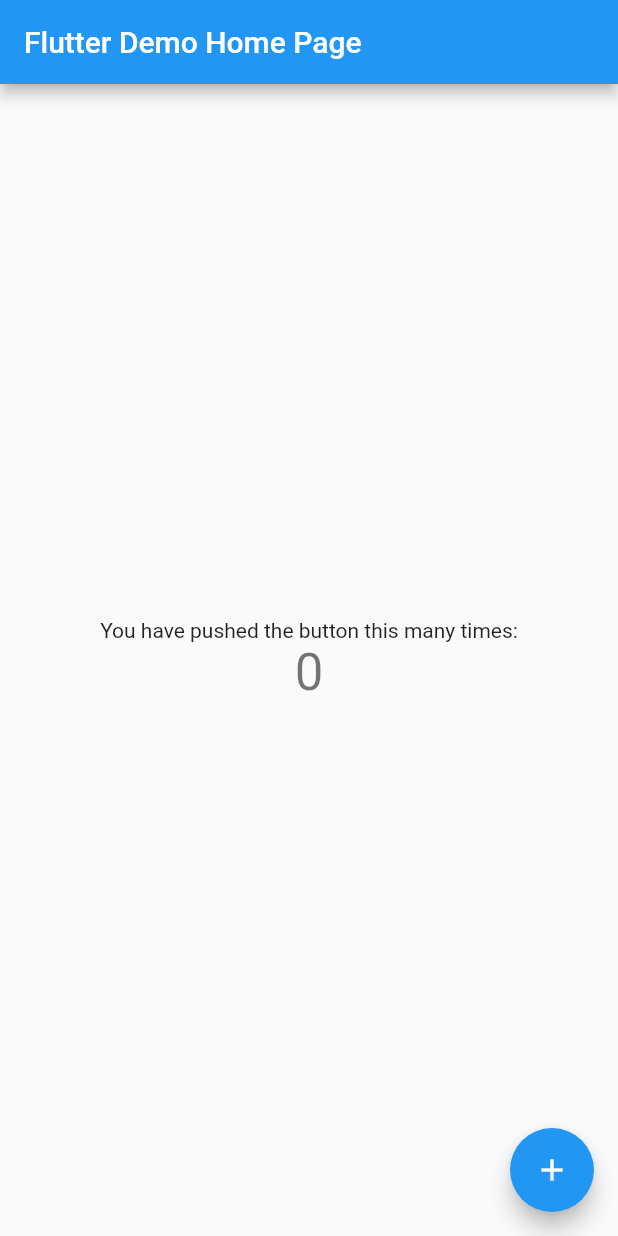
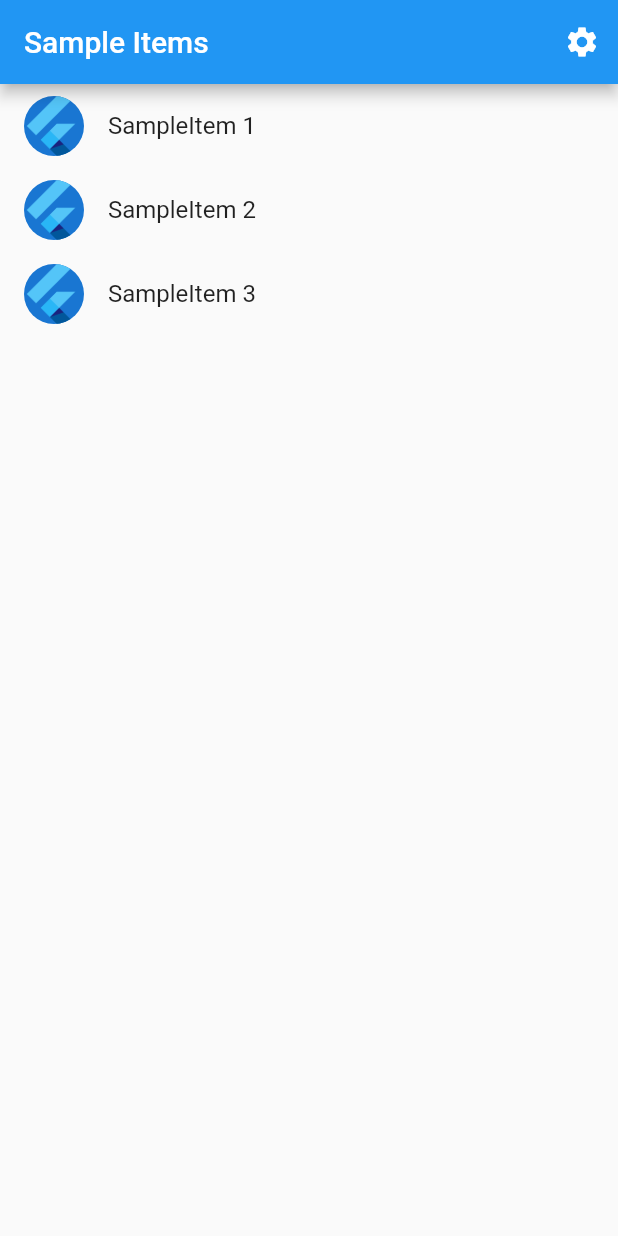
Before and after one commit to levydanqc/ProjetApprofondissement, a Flutter app: the screen it shows after launch, on a phone screen of 412 x 824 dp. Run offline on Flutter 3.47's test engine with Material 2 defaults, Android fonts, the phone set to English and light mode, and no system bars; generated files the repository leaves out were written again.

Commit message:
Modification du projet flutter de base.

```diff
--- /dev/null
+++ b/astrokit/l10n.yaml
@@ -0,0 +1,3 @@
+arb-dir: lib/src/localization
+template-arb-file: app_en.arb
+output-localization-file: app_localizations.dart
--- a/astrokit/lib/main.dart
+++ b/astrokit/lib/main.dart
@@ -1,69 +1,20 @@
 import 'package:flutter/material.dart';
 
-void main() {
-  runApp(const MyApp());
+import 'src/app.dart';
+import 'src/settings/settings_controller.dart';
+import 'src/settings/settings_service.dart';
+
+void main() async {
+  // Set up the SettingsController, which will glue user settings to multiple
+  // Flutter Widgets.
+  final settingsController = SettingsController(SettingsService());
+
+  // Load the user's preferred theme while the splash screen is displayed.
+  // This prevents a sudden theme change when the app is first displayed.
+  await settingsController.loadSettings();
+
+  // Run the app and pass in the SettingsController. The app listens to the
+  // SettingsController for changes, then passes it further down to the
+  // SettingsView.
+  runApp(MyApp(settingsController: settingsController));
 }
-
-class MyApp extends StatelessWidget {
-  const MyApp({Key? key}) : super(key: key);
-
-  // This widget is the root of your application.
-  @override
-  Widget build(BuildContext context) {
-    return MaterialApp(
-      title: 'Flutter Demo',
-      theme: ThemeData(
-        primarySwatch: Colors.blue,
-      ),
-      home: const MyHomePage(title: 'Flutter Demo Home Page'),
-    );
-  }
-}
-
-class MyHomePage extends StatefulWidget {
-  const MyHomePage({Key? key, required this.title}) : super(key: key);
-
-
-  final String title;
-
-  @override
-  State<MyHomePage> createState() => _MyHomePageState();
-}
-
-class _MyHomePageState extends State<MyHomePage> {
-  int _counter = 0;
-
-  void _incrementCounter() {
-    setState(() {
-      _counter++;
-    });
-  }
-
-  @override
-  Widget build(BuildContext context) {
-    return Scaffold(
-      appBar: AppBar(
-        title: Text(widget.title),
-      ),
-      body: Center(
-        child: Column(
-          mainAxisAlignment: MainAxisAlignment.center,
-          children: <Widget>[
-            const Text(
-              'You have pushed the button this many times:',
-            ),
-            Text(
-              '$_counter',
-              style: Theme.of(context).textTheme.headline4,
-            ),
-          ],
-        ),
-      ),
-      floatingActionButton: FloatingActionButton(
-        onPressed: _incrementCounter,
-        tooltip: 'Increment',
-        child: const Icon(Icons.add),
-      ), // This trailing comma makes auto-formatting nicer for build methods.
-    );
-  }
-}
--- /dev/null
+++ b/astrokit/lib/src/app.dart
@@ -0,0 +1,85 @@
+import 'package:flutter/material.dart';
+import 'package:flutter_gen/gen_l10n/app_localizations.dart';
+import 'package:flutter_localizations/flutter_localizations.dart';
+
+import 'sample_feature/sample_item_details_view.dart';
+import 'sample_feature/sample_item_list_view.dart';
+import 'settings/settings_controller.dart';
+import 'settings/settings_view.dart';
+
+/// The Widget that configures your application.
+class MyApp extends StatelessWidget {
+  const MyApp({
+    Key? key,
+    required this.settingsController,
+  }) : super(key: key);
+
+  final SettingsController settingsController;
+
+  @override
+  Widget build(BuildContext context) {
+    // Glue the SettingsController to the MaterialApp.
+    //
+    // The AnimatedBuilder Widget listens to the SettingsController for changes.
+    // Whenever the user updates their settings, the MaterialApp is rebuilt.
+    return AnimatedBuilder(
+      animation: settingsController,
+      builder: (BuildContext context, Widget? child) {
+        return MaterialApp(
+          // Providing a restorationScopeId allows the Navigator built by the
+          // MaterialApp to restore the navigation stack when a user leaves and
+          // returns to the app after it has been killed while running in the
+          // background.
+          restorationScopeId: 'app',
+
+          // Provide the generated AppLocalizations to the MaterialApp. This
+          // allows descendant Widgets to display the correct translations
+          // depending on the user's locale.
+          localizationsDelegates: const [
+            AppLocalizations.delegate,
+            GlobalMaterialLocalizations.delegate,
+            GlobalWidgetsLocalizations.delegate,
+            GlobalCupertinoLocalizations.delegate,
+          ],
+          supportedLocales: const [
+            Locale('en', ''), // English, no country code
+          ],
+
+          // Use AppLocalizations to configure the correct application title
+          // depending on the user's locale.
+          //
+          // The appTitle is defined in .arb files found in the localization
+          // directory.
+          onGenerateTitle: (BuildContext context) =>
+              AppLocalizations.of(context)!.appTitle,
+
+          // Define a light and dark color theme. Then, read the user's
+          // preferred ThemeMode (light, dark, or system default) from the
+          // SettingsController to display the correct theme.
+          theme: ThemeData(),
+          darkTheme: ThemeData.dark(),
+          themeMode: settingsController.themeMode,
+
+          // Define a function to handle named routes in order to support
+          // Flutter web url navigation and deep linking.
+          onGenerateRoute: (RouteSettings routeSettings) {
+            return MaterialPageRoute<void>(
+              settings: routeSettings,
+              builder: (BuildContext context) {
+                switch (routeSettings.name) {
+                  case SettingsView.routeName:
+                    return SettingsView(controller: settingsController);
+                  case SampleItemDetailsView.routeName:
+                    return const SampleItemDetailsView();
+                  case SampleItemListView.routeName:
+                  default:
+                    return const SampleItemListView();
+                }
+              },
+            );
+          },
+        );
+      },
+    );
+  }
+}
--- /dev/null
+++ b/astrokit/lib/src/localization/app_en.arb
@@ -0,0 +1,6 @@
+{
+  "appTitle": "astrokit",
+  "@appTitle": {
+    "description": "The title of the application"
+  }
+}
--- /dev/null
+++ b/astrokit/lib/src/sample_feature/sample_item.dart
@@ -0,0 +1,6 @@
+/// A placeholder class that represents an entity or model.
+class SampleItem {
+  const SampleItem(this.id);
+
+  final int id;
+}
--- /dev/null
+++ b/astrokit/lib/src/sample_feature/sample_item_list_view.dart
@@ -0,0 +1,71 @@
+import 'package:flutter/material.dart';
+
+import '../settings/settings_view.dart';
+import 'sample_item.dart';
+import 'sample_item_details_view.dart';
+
+/// Displays a list of SampleItems.
+class SampleItemListView extends StatelessWidget {
+  const SampleItemListView({
+    Key? key,
+    this.items = const [SampleItem(1), SampleItem(2), SampleItem(3)],
+  }) : super(key: key);
+
+  static const routeName = '/';
+
+  final List<SampleItem> items;
+
+  @override
+  Widget build(BuildContext context) {
+    return Scaffold(
+      appBar: AppBar(
+        title: const Text('Sample Items'),
+        actions: [
+          IconButton(
+            icon: const Icon(Icons.settings),
+            onPressed: () {
+              // Navigate to the settings page. If the user leaves and returns
+              // to the app after it has been killed while running in the
+              // background, the navigation stack is restored.
+              Navigator.restorablePushNamed(context, SettingsView.routeName);
+            },
+          ),
+        ],
+      ),
+
+      // To work with lists that may contain a large number of items, it’s best
+      // to use the ListView.builder constructor.
+      //
+      // In contrast to the default ListView constructor, which requires
+      // building all Widgets up front, the ListView.builder constructor lazily
+      // builds Widgets as they’re scrolled into view.
+      body: ListView.builder(
+        // Providing a restorationId allows the ListView to restore the
+        // scroll position when a user leaves and returns to the app after it
+        // has been killed while running in the background.
+        restorationId: 'sampleItemListView',
+        itemCount: items.length,
+        itemBuilder: (BuildContext context, int index) {
+          final item = items[index];
+
+          return ListTile(
+            title: Text('SampleItem ${item.id}'),
+            leading: const CircleAvatar(
+              // Display the Flutter Logo image asset.
+              foregroundImage: AssetImage('assets/images/flutter_logo.png'),
+            ),
+            onTap: () {
+              // Navigate to the details page. If the user leaves and returns to
+              // the app after it has been killed while running in the
+              // background, the navigation stack is restored.
+              Navigator.restorablePushNamed(
+                context,
+                SampleItemDetailsView.routeName,
+              );
+            }
+          );
+        },
+      ),
+    );
+  }
+}
--- /dev/null
+++ b/astrokit/lib/src/settings/settings_controller.dart
@@ -0,0 +1,51 @@
+import 'package:flutter/cupertino.dart';
+import 'package:flutter/material.dart';
+
+import 'settings_service.dart';
+
+/// A class that many Widgets can interact with to read user settings, update
+/// user settings, or listen to user settings changes.
+///
+/// Controllers glue Data Services to Flutter Widgets. The SettingsController
+/// uses the SettingsService to store and retrieve user settings.
+class SettingsController with ChangeNotifier {
+  SettingsController(this._settingsService);
+
+  // Make SettingsService a private variable so it is not used directly.
+  final SettingsService _settingsService;
+
+  // Make ThemeMode a private variable so it is not updated directly without
+  // also persisting the changes with the SettingsService.
+  late ThemeMode _themeMode;
+
+  // Allow Widgets to read the user's preferred ThemeMode.
+  ThemeMode get themeMode => _themeMode;
+
+  /// Load the user's settings from the SettingsService. It may load from a
+  /// local database or the internet. The controller only knows it can load the
+  /// settings from the service.
+  Future<void> loadSettings() async {
+    _themeMode = await _settingsService.themeMode();
+
+    // Important! Inform listeners a change has occurred.
+    notifyListeners();
+  }
+
+  /// Update and persist the ThemeMode based on the user's selection.
+  Future<void> updateThemeMode(ThemeMode? newThemeMode) async {
+    if (newThemeMode == null) return;
+
+    // Dot not perform any work if new and old ThemeMode are identical
+    if (newThemeMode == _themeMode) return;
+
+    // Otherwise, store the new theme mode in memory
+    _themeMode = newThemeMode;
+
+    // Important! Inform listeners a change has occurred.
+    notifyListeners();
+
+    // Persist the changes to a local database or the internet using the
+    // SettingService.
+    await _settingsService.updateThemeMode(newThemeMode);
+  }
+}
--- /dev/null
+++ b/astrokit/lib/src/settings/settings_service.dart
@@ -0,0 +1,17 @@
+import 'package:flutter/material.dart';
+
+/// A service that stores and retrieves user settings.
+///
+/// By default, this class does not persist user settings. If you'd like to
+/// persist the user settings locally, use the shared_preferences package. If
+/// you'd like to store settings on a web server, use the http package.
+class SettingsService {
+  /// Loads the User's preferred ThemeMode from local or remote storage.
+  Future<ThemeMode> themeMode() async => ThemeMode.system;
+
+  /// Persists the user's preferred ThemeMode to local or remote storage.
+  Future<void> updateThemeMode(ThemeMode theme) async {
+    // Use the shared_preferences package to persist settings locally or the
+    // http package to persist settings over the network.
+  }
+}
--- /dev/null
+++ b/astrokit/lib/src/settings/settings_view.dart
@@ -0,0 +1,51 @@
+import 'package:flutter/material.dart';
+
+import 'settings_controller.dart';
+
+/// Displays the various settings that can be customized by the user.
+///
+/// When a user changes a setting, the SettingsController is updated and
+/// Widgets that listen to the SettingsController are rebuilt.
+class SettingsView extends StatelessWidget {
+  const SettingsView({Key? key, required this.controller}) : super(key: key);
+
+  static const routeName = '/settings';
+
+  final SettingsController controller;
+
+  @override
+  Widget build(BuildContext context) {
+    return Scaffold(
+      appBar: AppBar(
+        title: const Text('Settings'),
+      ),
+      body: Padding(
+        padding: const EdgeInsets.all(16),
+        // Glue the SettingsController to the theme selection DropdownButton.
+        //
+        // When a user selects a theme from the dropdown list, the
+        // SettingsController is updated, which rebuilds the MaterialApp.
+        child: DropdownButton<ThemeMode>(
+          // Read the selected themeMode from the controller
+          value: controller.themeMode,
+          // Call the updateThemeMode method any time the user selects a theme.
+          onChanged: controller.updateThemeMode,
+          items: const [
+            DropdownMenuItem(
+              value: ThemeMode.system,
+              child: Text('System Theme'),
+            ),
+            DropdownMenuItem(
+              value: ThemeMode.light,
+              child: Text('Light Theme'),
+            ),
+            DropdownMenuItem(
+              value: ThemeMode.dark,
+              child: Text('Dark Theme'),
+            )
+          ],
+        ),
+      ),
+    );
+  }
+}
```
Also changed, not shown: astrokit/lib/src/sample_feature/sample_item_details_view.dart (added, +20 -0 lines), astrokit/pubspec.yaml (+9 -66 lines), astrokit/assets/images/2.0x/flutter_logo.png (added), astrokit/assets/images/3.0x/flutter_logo.png (added), astrokit/assets/images/flutter_logo.png (added), astrokit/pubspec.lock, 1 other file.
